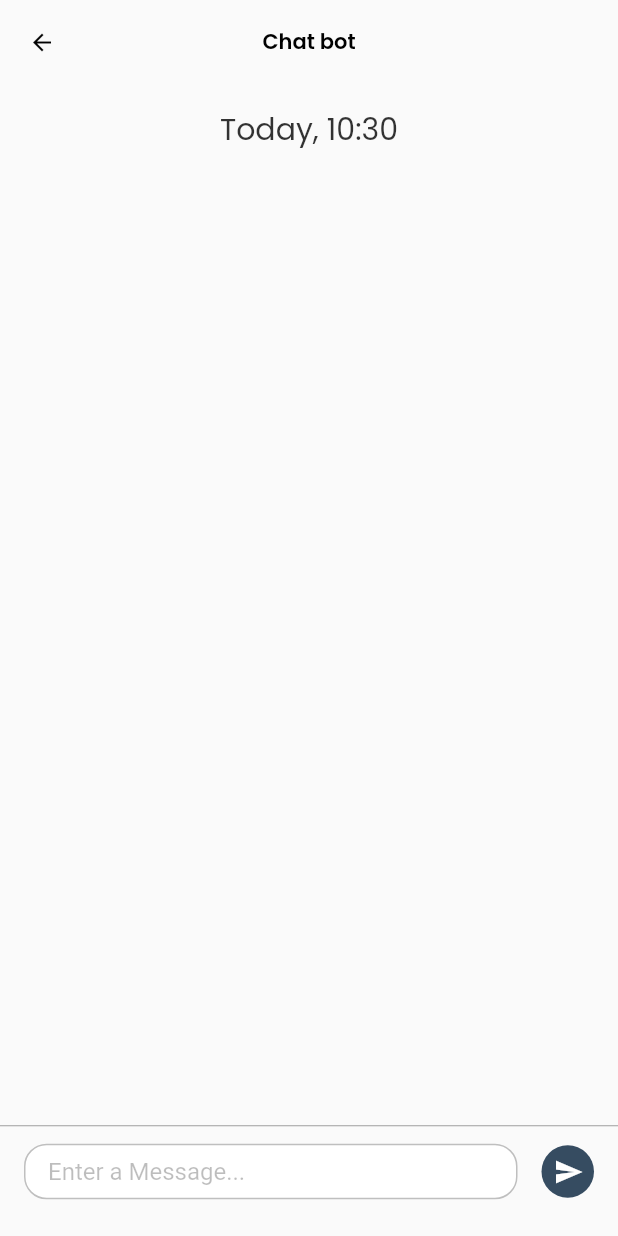
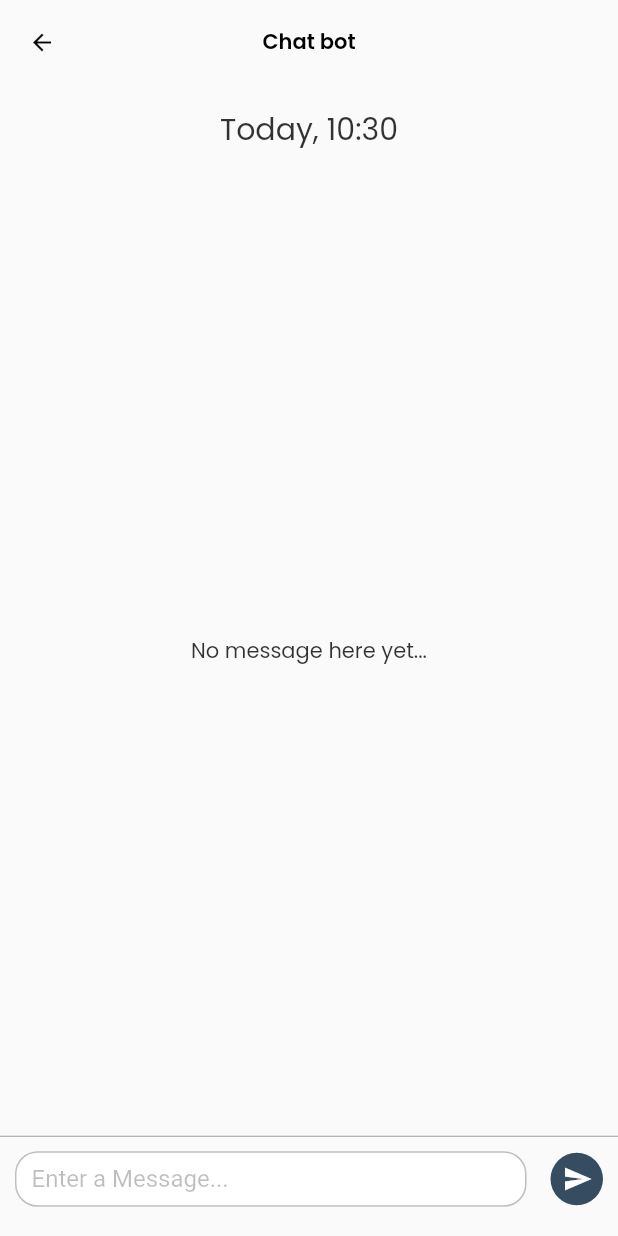
Before and after one commit to noorbot0/noorbot-full-stack, a Flutter app: the MyHomePage screen opened directly, on a phone screen of 412 x 824 dp. Run offline on Flutter 3.47's test engine with Material 2 defaults, Android fonts, the phone set to English and light mode, and no system bars; our stand-ins replace bubble, cloud_firestore, firebase_auth, firebase_core, firebase_storage, flutter_native_splash and 6 more; accounts and stored records are empty.

Commit message:
added fetching previous messages, send a message is done, and UI improvements

```diff
--- a/lib/src/features/core/screens/chat/chat.dart
+++ b/lib/src/features/core/screens/chat/chat.dart
@@ -1,9 +1,16 @@
 import 'package:bubble/bubble.dart';
+import 'package:cloud_firestore/cloud_firestore.dart';
+import 'package:firebase_auth/firebase_auth.dart';
 import 'package:flutter/material.dart';
 // import 'package:flutter_dialogflow/dialogflow_v2.dart';
 import 'package:intl/intl.dart';
+import 'package:noorbot_app/src/features/core/screens/chat/chat_provider.dart';
+// ignore: depend_on_referenced_packages
+import 'package:provider/provider.dart';
 
 class MyHomePage extends StatefulWidget {
+  final String title;
+
   const MyHomePage({Key? key, required this.title}) : super(key: key);
 
 // This widget is the home page of your application. It is stateful, meaning
@@ -14,8 +21,6 @@ class MyHomePage extends StatefulWidget {
 // case the title) provided by the parent (in this case the App widget) and
 // used by the build method of the State. Fields in a Widget subclass are
 // always marked "final".
-
-  final String title;
 
   @override
 // ignore: library_private_types_in_public_api
@@ -41,22 +46,39 @@ class _Chat extends State<MyHomePage> {
   //  }
 
   final messageInsert = TextEditingController();
-  List<Map> messsages = List<Map>.empty();
+  List<Map> messsages = List<Map>.empty(growable: true);
   bool sendButtonEnabled = false;
+  // final FirebaseFirestore _firestore = FirebaseFirestore.instance;
+  final FirebaseAuth _auth = FirebaseAuth.instance;
+  late String chatRoomId;
+  late final ChatProvider chatProvider = context.read<ChatProvider>();
+  final int _limit = 20;
+  List<QueryDocumentSnapshot> listMessage = [];
+  final ScrollController listScrollController = ScrollController();
 
-  onPressed() {
-    if (messageInsert.text.isEmpty) {
-      print("empty message");
-    } else {
+  @override
+  void initState() {
+    super.initState();
+
+    readLocal();
+  }
+
+  void readLocal() {
+    String currentUserId = _auth.currentUser!.uid;
+    chatRoomId = 'noorbot-$currentUserId';
+  }
+
+  void onSendMessage() async {
+    if (messageInsert.text.trim().isNotEmpty) {
       setState(() {
-        messsages.insert(0, {"data": 1, "message": messageInsert.text});
+        messsages.insert(0, {"data": 1, "message": messageInsert.text.trim()});
       });
-      // response(messageInsert.text);
+      setState(() {
+        sendButtonEnabled = false;
+      });
+      chatProvider.sendMessage(
+          _auth.currentUser!.uid, chatRoomId, messageInsert.text.trim());
       messageInsert.clear();
-    }
-    FocusScopeNode currentFocus = FocusScope.of(context);
-    if (!currentFocus.hasPrimaryFocus) {
-      currentFocus.unfocus();
     }
   }
 
@@ -64,94 +86,62 @@ class _Chat extends State<MyHomePage> {
   Widget build(BuildContext context) {
     return Scaffold(
       appBar: AppBar(
-        title: const Text(
-          "Chat bot",
-          style: TextStyle(color: Colors.black),
+          title: const Text("Chat bot", style: TextStyle(color: Colors.black))),
+      body: Column(
+        children: <Widget>[
+          timeSection(),
+          messagesSection(context),
+          const Divider(height: 1.0, color: Colors.grey),
+          inputSection(),
+        ],
       ),
-      ),
-      body: Container(
-        child: Column(
-          children: <Widget>[
-            Container(
+    );
+  }
+
+  Widget timeSection() {
+    return Container(
       padding: const EdgeInsets.only(top: 15, bottom: 10),
       child: Text(
         "Today, ${DateFormat("Hm").format(DateTime.now())}",
         style: const TextStyle(fontSize: 20),
       ),
+    );
+  }
+
+  Widget messagesSection(BuildContext context) {
+    return Flexible(
+      child: chatRoomId.isNotEmpty
+          ? StreamBuilder<QuerySnapshot>(
+              stream: chatProvider.getChatStream(chatRoomId, _limit),
+              builder: (context, AsyncSnapshot<QuerySnapshot> snapshot) {
+                if (snapshot.hasData) {
+                  listMessage = snapshot.data!.docs;
+                  if (listMessage.isNotEmpty) {
+                    return ListView.builder(
+                      padding: const EdgeInsets.all(10),
+                      itemBuilder: (context, index) => messageWidget(
+                          listMessage[index]["content"].toString(),
+                          listMessage[index]["sender"]),
+                      // buildItem(index, snapshot.data?.docs[index]),
+                      itemCount: snapshot.data?.docs.length,
+                      reverse: true,
+                      controller: listScrollController,
+                    );
+                  } else {
+                    return const Center(child: Text("No message here yet..."));
+                  }
+                } else {
+                  return const Center(
+                    child: CircularProgressIndicator(
+                      color: Colors.purple,
                     ),
-            Flexible(
-                child: ListView.builder(
-                    reverse: true,
-                    itemCount: messsages.length,
-                    itemBuilder: (context, index) => chat(
-                        messsages[index]["message"].toString(),
-                        messsages[index]["data"]))),
-            const SizedBox(
-              height: 20,
-            ),
-            const Divider(
-              height: 5.0,
-              color: Colors.grey,
-            ),
-            Container(
-              child: ListTile(
-                title: Container(
-                  // height: 35,
-                  decoration: BoxDecoration(
-                    borderRadius: const BorderRadius.all(Radius.circular(15)),
-                    color: Colors.white, //Color.fromRGBO(220, 220, 220, 1),
-                    border: Border.all(
-                        color: const Color.fromARGB(255, 191, 191, 191)),
-                  ),
-                  padding: const EdgeInsets.only(left: 15),
-                  child: TextFormField(
-                    minLines: 1,
-                    maxLines: 4,
-                    keyboardType: TextInputType.multiline,
-                    controller: messageInsert,
-                    decoration: const InputDecoration(
-                      isDense: true,
-                      hintText: "Enter a Message...",
-                      hintStyle: TextStyle(color: Colors.black26),
-                      border: InputBorder.none,
-                      focusedBorder: InputBorder.none,
-                      enabledBorder: InputBorder.none,
-                      errorBorder: InputBorder.none,
-                      disabledBorder: InputBorder.none,
-                    ),
-                    style: const TextStyle(fontSize: 16, color: Colors.black),
-                    onChanged: (value) {
-                      setState(() {
-                        sendButtonEnabled = value.isNotEmpty;
-                      });
-                      print(value);
-                      print(sendButtonEnabled);
+                  );
+                }
               },
-                  ),
-                ),
-                trailing: Ink(
-                  width: 35,
-                  decoration: ShapeDecoration(
-                    color: sendButtonEnabled
-                        ? const Color.fromARGB(255, 0, 117, 220)
-                        : const Color.fromARGB(255, 54, 76, 97),
-                    shape: const CircleBorder(),
-                  ),
-                  child: IconButton(
-                    icon: const Icon(
-                      Icons.send,
-                      size: 20.0,
-                      color: Colors.white,
-                    ),
-                    onPressed: sendButtonEnabled ? onPressed : null,
-                  ),
-                ),
-              ),
-            ),
-            const SizedBox(
-              height: 15.0,
             )
-          ],
+          : const Center(
+              child: CircularProgressIndicator(
+                color: Colors.red,
               ),
             ),
     );
@@ -159,27 +149,28 @@ class _Chat extends State<MyHomePage> {
 
   //for better one i have use the bubble package check out the pubspec.yaml
 
-  Widget chat(String message, int data) {
+  Widget messageWidget(String message, int sender) {
     return Container(
-      padding: const EdgeInsets.only(left: 20, right: 20),
+      // padding: const EdgeInsets.only(left: 5, right: 5),
       child: Row(
         mainAxisAlignment:
-            data == 1 ? MainAxisAlignment.end : MainAxisAlignment.start,
+            sender == 1 ? MainAxisAlignment.end : MainAxisAlignment.start,
         children: [
-          data == 0
+          sender == 0
               ? const SizedBox(
-                  height: 60,
-                  width: 60,
+                  // height: 60,
+                  // width: 60,
                   child: CircleAvatar(
-                    backgroundImage: AssetImage("assets/robot.jpg"),
+                    backgroundColor: Colors.transparent,
+                    backgroundImage: AssetImage("assets/noor.png"),
                   ),
                 )
               : Container(),
           Padding(
-            padding: const EdgeInsets.all(10.0),
+            padding: const EdgeInsets.all(5.0),
             child: Bubble(
                 radius: const Radius.circular(15.0),
-                color: data == 0
+                color: sender == 0
                     ? const Color.fromRGBO(23, 157, 139, 1)
                     : Colors.orangeAccent,
                 elevation: 0.0,
@@ -204,17 +195,71 @@ class _Chat extends State<MyHomePage> {
                   ),
                 )),
           ),
-          data == 1
-              ? const SizedBox(
-                  height: 60,
-                  width: 60,
-                  child: CircleAvatar(
-                    backgroundImage: AssetImage("assets/default.jpg"),
-                  ),
-                )
-              : Container(),
+          // sender == 1
+          //     ? const SizedBox(
+          //         height: 60,
+          //         width: 60,
+          //         child: CircleAvatar(
+          //           backgroundImage: AssetImage("assets/dash-person.png"),
+          //         ),
+          //       )
+          //     : Container(),
         ],
       ),
     );
   }
+
+  Widget inputSection() {
+    return ListTile(
+      contentPadding: const EdgeInsets.fromLTRB(10, 0, 10, 10),
+      title: Container(
+        // height: 35,
+        decoration: BoxDecoration(
+          borderRadius: const BorderRadius.all(Radius.circular(15)),
+          color: Colors.white, //Color.fromRGBO(220, 220, 220, 1),
+          border: Border.all(color: const Color.fromARGB(255, 191, 191, 191)),
+        ),
+        padding: const EdgeInsets.only(left: 10),
+        child: TextFormField(
+          minLines: 1,
+          maxLines: 4,
+          keyboardType: TextInputType.multiline,
+          controller: messageInsert,
+          decoration: const InputDecoration(
+            isDense: true,
+            hintText: "Enter a Message...",
+            hintStyle: TextStyle(color: Colors.black26),
+            border: InputBorder.none,
+            focusedBorder: InputBorder.none,
+            enabledBorder: InputBorder.none,
+            errorBorder: InputBorder.none,
+            disabledBorder: InputBorder.none,
+          ),
+          style: const TextStyle(fontSize: 16, color: Colors.black),
+          onChanged: (value) {
+            setState(() {
+              sendButtonEnabled = value.isNotEmpty;
+            });
+          },
+        ),
+      ),
+      trailing: Ink(
+        width: 35,
+        decoration: ShapeDecoration(
+          color: sendButtonEnabled
+              ? const Color.fromARGB(255, 0, 117, 220)
+              : const Color.fromARGB(255, 54, 76, 97),
+          shape: const CircleBorder(),
+        ),
+        child: IconButton(
+          icon: const Icon(
+            Icons.send,
+            size: 20.0,
+            color: Colors.white,
+          ),
+          onPressed: sendButtonEnabled ? onSendMessage : null,
+        ),
+      ),
+    );
   }
+}
```
Lines whose indentation alone changed are shown as unchanged.
